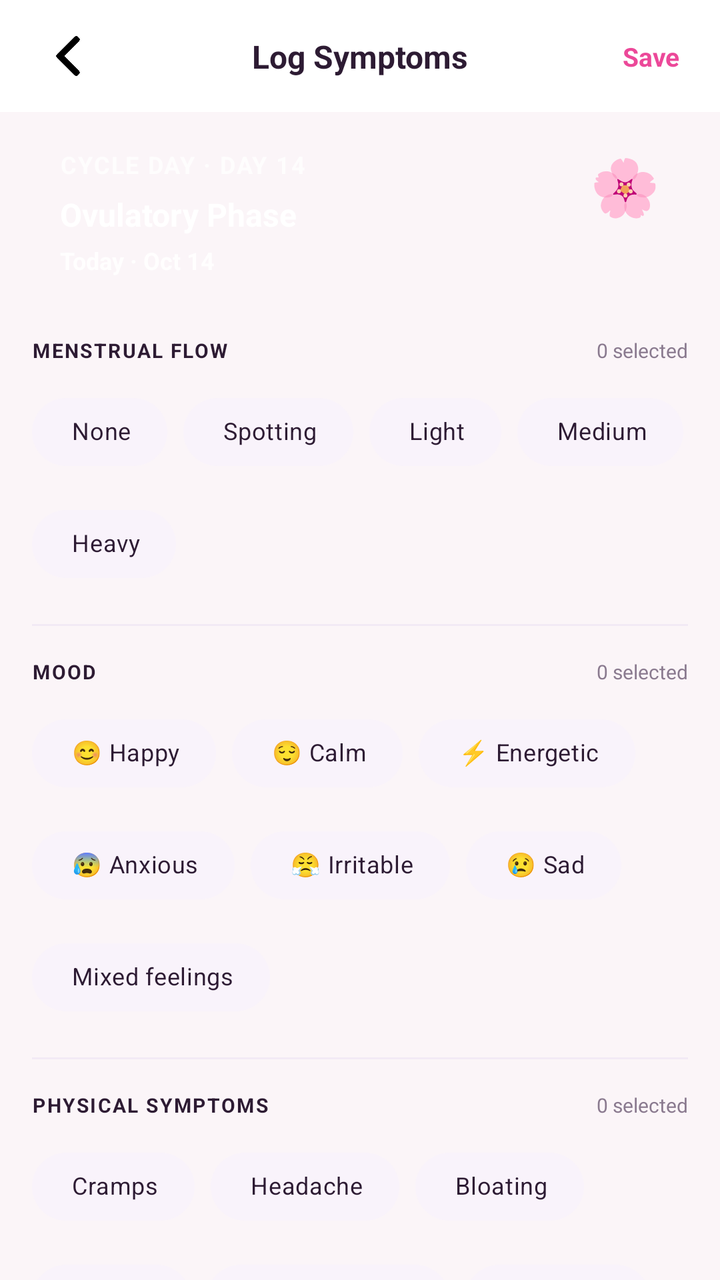
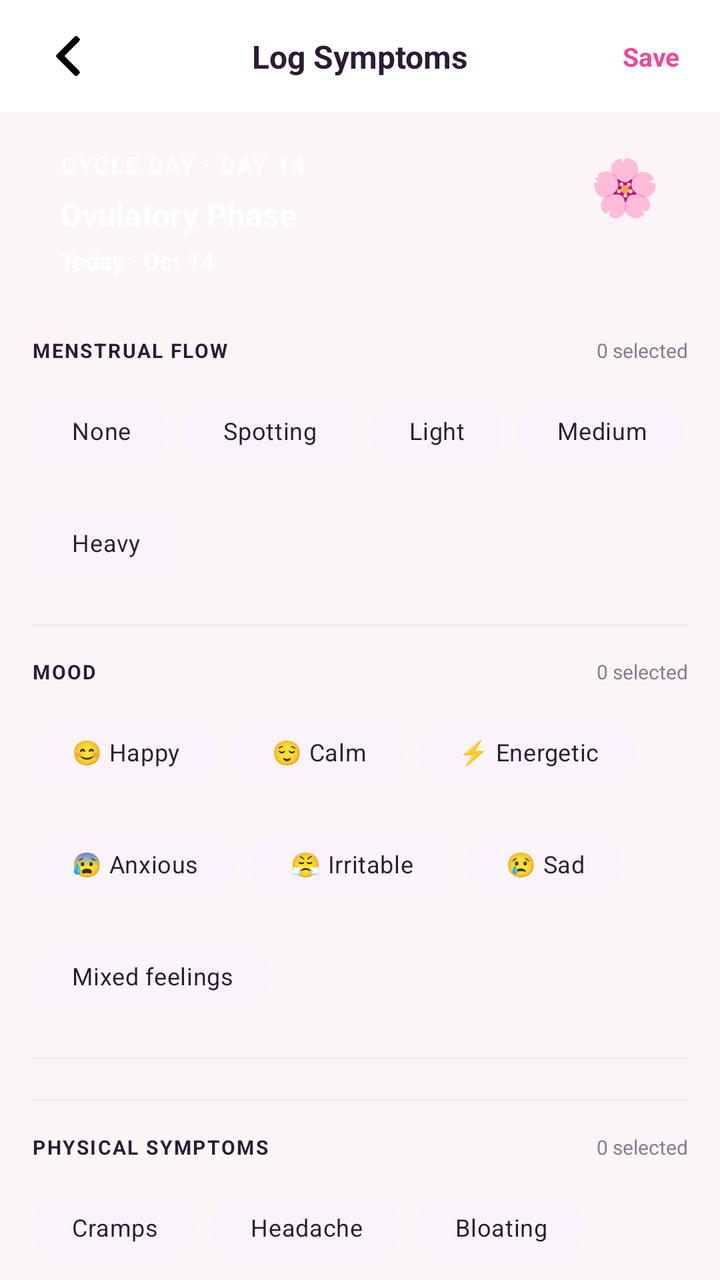

An Android layout rendered at two revisions. The XML below is the earlier revision; the diff shows what the commit changed to produce the second picture.
<!-- AndroidManifest.xml: application theme Theme.PeriodTracker -->
<!-- res/layout/fragment_log_symptoms.xml -->
<?xml version="1.0" encoding="utf-8"?>
<androidx.core.widget.NestedScrollView
    xmlns:android="http://schemas.android.com/apk/res/android"
    xmlns:app="http://schemas.android.com/apk/res-auto"
    android:layout_width="match_parent"
    android:layout_height="match_parent"
    android:fillViewport="true"
    android:background="@color/surface_bg">

    <LinearLayout
        android:layout_width="match_parent"
        android:layout_height="wrap_content"
        android:orientation="vertical"
        android:paddingBottom="32dp">

        
        
        <androidx.constraintlayout.widget.ConstraintLayout
            android:layout_width="match_parent"
            android:layout_height="56dp"
            android:paddingHorizontal="16dp"
            android:background="@color/surface_card">

            <ImageView
                android:id="@+id/btnBack"
                android:layout_width="36dp"
                android:layout_height="36dp"
                android:padding="8dp"
                android:src="@drawable/ic_arrow_left"
                android:contentDescription="Back"
                app:layout_constraintStart_toStartOf="parent"
                app:layout_constraintTop_toTopOf="parent"
                app:layout_constraintBottom_toBottomOf="parent" />

            
            <TextView
                android:id="@+id/tvScreenTitle"
                android:layout_width="wrap_content"
                android:layout_height="wrap_content"
                android:text="Log Symptoms"
                android:textSize="16sp"
                android:textStyle="bold"
                android:textColor="@color/text_primary"
                app:layout_constraintStart_toStartOf="parent"
                app:layout_constraintEnd_toEndOf="parent"
                app:layout_constraintTop_toTopOf="parent"
                app:layout_constraintBottom_toBottomOf="parent" />

            
            <TextView
                android:id="@+id/btnSave"
                android:layout_width="wrap_content"
                android:layout_height="wrap_content"
                android:text="Save"
                android:textSize="13sp"
                android:textStyle="bold"
                android:textColor="#EC4899"
                android:padding="4dp"
                app:layout_constraintEnd_toEndOf="parent"
                app:layout_constraintTop_toTopOf="parent"
                app:layout_constraintBottom_toBottomOf="parent" />
        </androidx.constraintlayout.widget.ConstraintLayout>

        
        <androidx.constraintlayout.widget.ConstraintLayout
            android:id="@+id/cycleBanner"
            android:layout_width="match_parent"
            android:layout_height="wrap_content"
            android:layout_marginStart="16dp"
            android:layout_marginEnd="16dp"
            android:layout_marginTop="4dp"
            android:padding="14dp">

            
            <TextView
                android:id="@+id/tvBannerCycleDay"
                android:layout_width="wrap_content"
                android:layout_height="wrap_content"
                android:text="CYCLE DAY · DAY 14"
                android:textSize="12sp"
                android:textStyle="bold"
                android:letterSpacing="0.06"
                android:textColor="#FFFFFF"
                android:alpha="0.75"
                app:layout_constraintStart_toStartOf="parent"
                app:layout_constraintTop_toTopOf="parent" />

            <TextView
                android:id="@+id/tvBannerEmoji"
                android:layout_width="wrap_content"
                android:layout_height="wrap_content"
                android:text="🌸"
                android:textSize="28sp"
                app:layout_constraintEnd_toEndOf="parent"
                app:layout_constraintTop_toTopOf="parent" />

            <TextView
                android:id="@+id/tvBannerPhase"
                android:layout_width="0dp"
                android:layout_height="wrap_content"
                android:layout_marginTop="6dp"
                android:text="Ovulatory Phase"
                android:textSize="16sp"
                android:textStyle="bold"
                android:textColor="#FFFFFF"
                app:layout_constraintStart_toStartOf="parent"
                app:layout_constraintEnd_toStartOf="@id/tvBannerEmoji"
                app:layout_constraintTop_toBottomOf="@id/tvBannerCycleDay" />

            <TextView
                android:id="@+id/tvDatePill"
                android:layout_width="wrap_content"
                android:layout_height="wrap_content"
                android:layout_marginTop="4dp"
                android:text="Today · Oct 14"
                android:textSize="12sp"
                android:textStyle="bold"
                android:textColor="#FFFFFF"
                android:alpha="0.85"
                app:layout_constraintStart_toStartOf="parent"
                app:layout_constraintTop_toBottomOf="@id/tvBannerPhase" />
        </androidx.constraintlayout.widget.ConstraintLayout>

        
        <LinearLayout
            android:id="@+id/sectionFlow"
            android:layout_width="match_parent"
            android:layout_height="wrap_content"
            android:orientation="vertical"
            android:layout_marginTop="16dp"
            android:paddingHorizontal="16dp">

            <androidx.constraintlayout.widget.ConstraintLayout
                android:layout_width="match_parent"
                android:layout_height="wrap_content">
                
                <TextView
                    android:layout_width="0dp"
                    android:layout_height="wrap_content"
                    android:text="MENSTRUAL FLOW"
                    android:textSize="10sp"
                    android:textStyle="bold"
                    android:letterSpacing="0.08"
                    android:textColor="@color/text_primary"
                    app:layout_constraintStart_toStartOf="parent"
                    app:layout_constraintTop_toTopOf="parent"
                    app:layout_constraintEnd_toStartOf="@id/tvFlowCount" />
                
                <TextView
                    android:id="@+id/tvFlowCount"
                    android:layout_width="wrap_content"
                    android:layout_height="wrap_content"
                    android:text="0 selected"
                    android:textSize="10sp"
                    android:textColor="@color/text_secondary"
                    app:layout_constraintEnd_toEndOf="parent"
                    app:layout_constraintTop_toTopOf="parent" />
            </androidx.constraintlayout.widget.ConstraintLayout>

            <com.google.android.material.chip.ChipGroup
                android:id="@+id/chipGroupFlow"
                android:layout_width="match_parent"
                android:layout_height="wrap_content"
                android:layout_marginTop="10dp"
                app:singleSelection="true"
                app:selectionRequired="false">
                <com.google.android.material.chip.Chip android:id="@+id/chipFlowNone"
                    android:layout_width="wrap_content" android:layout_height="wrap_content"
                    android:text="None" style="@style/CycleChip" />
                <com.google.android.material.chip.Chip android:id="@+id/chipFlowSpotting"
                    android:layout_width="wrap_content" android:layout_height="wrap_content"
                    android:text="Spotting" style="@style/CycleChip" />
                <com.google.android.material.chip.Chip android:id="@+id/chipFlowLight"
                    android:layout_width="wrap_content" android:layout_height="wrap_content"
                    android:text="Light" style="@style/CycleChip" />
                <com.google.android.material.chip.Chip android:id="@+id/chipFlowMedium"
                    android:layout_width="wrap_content" android:layout_height="wrap_content"
                    android:text="Medium" style="@style/CycleChip" />
                <com.google.android.material.chip.Chip android:id="@+id/chipFlowHeavy"
                    android:layout_width="wrap_content" android:layout_height="wrap_content"
                    android:text="Heavy" style="@style/CycleChip" />
            </com.google.android.material.chip.ChipGroup>
        </LinearLayout>

        <View android:layout_width="match_parent" android:layout_height="1dp"
            android:background="@color/stroke_card" android:layout_marginTop="16dp"
            android:layout_marginStart="16dp" android:layout_marginEnd="16dp" />

        
        <LinearLayout
            android:id="@+id/sectionMood"
            android:layout_width="match_parent"
            android:layout_height="wrap_content"
            android:orientation="vertical"
            android:layout_marginTop="16dp"
            android:paddingHorizontal="16dp">

            <androidx.constraintlayout.widget.ConstraintLayout
                android:layout_width="match_parent"
                android:layout_height="wrap_content">
                <TextView
                    android:layout_width="0dp"
                    android:layout_height="wrap_content"
                    android:text="MOOD"
                    android:textSize="10sp"
                    android:textStyle="bold"
                    android:letterSpacing="0.08"
                    android:textColor="@color/text_primary"
                    app:layout_constraintStart_toStartOf="parent"
                    app:layout_constraintTop_toTopOf="parent"
                    app:layout_constraintEnd_toStartOf="@id/tvMoodCount" />
                <TextView
                    android:id="@+id/tvMoodCount"
                    android:layout_width="wrap_content"
                    android:layout_height="wrap_content"
                    android:text="0 selected"
                    android:textSize="10sp"
                    android:textColor="@color/text_secondary"
                    app:layout_constraintEnd_toEndOf="parent"
                    app:layout_constraintTop_toTopOf="parent" />
            </androidx.constraintlayout.widget.ConstraintLayout>

            <com.google.android.material.chip.ChipGroup
                android:id="@+id/chipGroupMood"
                android:layout_width="match_parent"
                android:layout_height="wrap_content"
                android:layout_marginTop="10dp"
                app:singleSelection="true">
                <com.google.android.material.chip.Chip android:id="@+id/chipMoodHappy"
                    android:layout_width="wrap_content" android:layout_height="wrap_content"
                    android:text="😊 Happy" style="@style/CycleChip" />
                <com.google.android.material.chip.Chip android:id="@+id/chipMoodCalm"
                    android:layout_width="wrap_content" android:layout_height="wrap_content"
                    android:text="😌 Calm" style="@style/CycleChip" />
                <com.google.android.material.chip.Chip android:id="@+id/chipMoodEnergetic"
                    android:layout_width="wrap_content" android:layout_height="wrap_content"
                    android:text="⚡ Energetic" style="@style/CycleChip" />
                <com.google.android.material.chip.Chip android:id="@+id/chipMoodAnxious"
                    android:layout_width="wrap_content" android:layout_height="wrap_content"
                    android:text="😰 Anxious" style="@style/CycleChip" />
                <com.google.android.material.chip.Chip android:id="@+id/chipMoodIrritable"
                    android:layout_width="wrap_content" android:layout_height="wrap_content"
                    android:text="😤 Irritable" style="@style/CycleChip" />
                <com.google.android.material.chip.Chip android:id="@+id/chipMoodSad"
                    android:layout_width="wrap_content" android:layout_height="wrap_content"
                    android:text="😢 Sad" style="@style/CycleChip" />
                <com.google.android.material.chip.Chip android:id="@+id/chipMoodMixed"
                    android:layout_width="wrap_content" android:layout_height="wrap_content"
                    android:text="Mixed feelings" style="@style/CycleChip" />
            </com.google.android.material.chip.ChipGroup>
        </LinearLayout>

        <View android:layout_width="match_parent" android:layout_height="1dp"
            android:background="@color/stroke_card" android:layout_marginTop="16dp"
            android:layout_marginStart="16dp" android:layout_marginEnd="16dp" />

        
        <LinearLayout
            android:id="@+id/sectionSymptoms"
            android:layout_width="match_parent"
            android:layout_height="wrap_content"
            android:orientation="vertical"
            android:layout_marginTop="16dp"
            android:paddingHorizontal="16dp">

            <androidx.constraintlayout.widget.ConstraintLayout
                android:layout_width="match_parent"
                android:layout_height="wrap_content">
                <TextView
                    android:layout_width="0dp"
                    android:layout_height="wrap_content"
                    android:text="PHYSICAL SYMPTOMS"
                    android:textSize="10sp"
                    android:textStyle="bold"
                    android:letterSpacing="0.08"
                    android:textColor="@color/text_primary"
                    app:layout_constraintStart_toStartOf="parent"
                    app:layout_constraintTop_toTopOf="parent"
                    app:layout_constraintEnd_toStartOf="@id/tvSymptomsCount" />
                <TextView
                    android:id="@+id/tvSymptomsCount"
                    android:layout_width="wrap_content"
                    android:layout_height="wrap_content"
                    android:text="0 selected"
                    android:textSize="10sp"
                    android:textColor="@color/text_secondary"
                    app:layout_constraintEnd_toEndOf="parent"
                    app:layout_constraintTop_toTopOf="parent" />
            </androidx.constraintlayout.widget.ConstraintLayout>

            <com.google.android.material.chip.ChipGroup
                android:id="@+id/chipGroupSymptoms"
                android:layout_width="match_parent"
                android:layout_height="wrap_content"
                android:layout_marginTop="10dp"
                app:singleSelection="false">
                <com.google.android.material.chip.Chip android:id="@+id/chipSympCramps"
                    android:layout_width="wrap_content" android:layout_height="wrap_content"
                    android:text="Cramps" style="@style/CycleChip" />
                <com.google.android.material.chip.Chip android:id="@+id/chipSympHeadache"
                    android:layout_width="wrap_content" android:layout_height="wrap_content"
                    android:text="Headache" style="@style/CycleChip" />
                <com.google.android.material.chip.Chip android:id="@+id/chipSympBloating"
                    android:layout_width="wrap_content" android:layout_height="wrap_content"
                    android:text="Bloating" style="@style/CycleChip" />
                <com.google.android.material.chip.Chip android:id="@+id/chipSympFatigue"
                    android:layout_width="wrap_content" android:layout_height="wrap_content"
                    android:text="Fatigue" style="@style/CycleChip" />
                <com.google.android.material.chip.Chip android:id="@+id/chipSympTenderBreasts"
                    android:layout_width="wrap_content" android:layout_height="wrap_content"
                    android:text="Tender Breasts" style="@style/CycleChip" />
                <com.google.android.material.chip.Chip android:id="@+id/chipSympBackache"
                    android:layout_width="wrap_content" android:layout_height="wrap_content"
                    android:text="Backache" style="@style/CycleChip" />
                <com.google.android.material.chip.Chip android:id="@+id/chipSympAcne"
                    android:layout_width="wrap_content" android:layout_height="wrap_content"
                    android:text="Acne" style="@style/CycleChip" />
                <com.google.android.material.chip.Chip android:id="@+id/chipSympCravings"
                    android:layout_width="wrap_content" android:layout_height="wrap_content"
                    android:text="Cravings" style="@style/CycleChip" />
                <com.google.android.material.chip.Chip android:id="@+id/chipSympNausea"
                    android:layout_width="wrap_content" android:layout_height="wrap_content"
                    android:text="Nausea" style="@style/CycleChip" />
            </com.google.android.material.chip.ChipGroup>
        </LinearLayout>

        <View android:layout_width="match_parent" android:layout_height="1dp"
            android:background="@color/stroke_card" android:layout_marginTop="16dp"
            android:layout_marginStart="16dp" android:layout_marginEnd="16dp" />

        
        <LinearLayout
            android:id="@+id/sectionCervical"
            android:layout_width="match_parent"
            android:layout_height="wrap_content"
            android:orientation="vertical"
            android:layout_marginTop="16dp"
            android:paddingHorizontal="16dp">

            <androidx.constraintlayout.widget.ConstraintLayout
                android:layout_width="match_parent"
                android:layout_height="wrap_content">
                <TextView
                    android:layout_width="0dp"
                    android:layout_height="wrap_content"
                    android:text="CERVICAL FLOW"
                    android:textSize="10sp"
                    android:textStyle="bold"
                    android:letterSpacing="0.08"
                    android:textColor="@color/text_primary"
                    app:layout_constraintStart_toStartOf="parent"
                    app:layout_constraintTop_toTopOf="parent"
                    app:layout_constraintEnd_toStartOf="@id/tvCervicalHint" />
                <TextView
                    android:id="@+id/tvCervicalHint"
                    android:layout_width="wrap_content"
                    android:layout_height="wrap_content"
                    android:text="fertility indicator"
                    android:textSize="10sp"
                    android:textColor="@color/text_secondary"
                    app:layout_constraintEnd_toEndOf="parent"
                    app:layout_constraintTop_toTopOf="parent" />
            </androidx.constraintlayout.widget.ConstraintLayout>

            <com.google.android.material.chip.ChipGroup
                android:id="@+id/chipGroupCervical"
                android:layout_width="match_parent"
                android:layout_height="wrap_content"
                android:layout_marginTop="10dp"
                app:singleSelection="true"
                app:selectionRequired="false">
                <com.google.android.material.chip.Chip android:id="@+id/chipCervDry"
                    android:layout_width="wrap_content" android:layout_height="wrap_content"
                    android:text="Dry" style="@style/CycleChip" />
                <com.google.android.material.chip.Chip android:id="@+id/chipCervSticky"
                    android:layout_width="wrap_content" android:layout_height="wrap_content"
                    android:text="Sticky" style="@style/CycleChip" />
                <com.google.android.material.chip.Chip android:id="@+id/chipCervCreamy"
                    android:layout_width="wrap_content" android:layout_height="wrap_content"
                    android:text="Creamy" style="@style/CycleChip" />
                <com.google.android.material.chip.Chip android:id="@+id/chipCervWatery"
                    android:layout_width="wrap_content" android:layout_height="wrap_content"
                    android:text="Watery" style="@style/CycleChip" />
                <com.google.android.material.chip.Chip android:id="@+id/chipCervEggWhite"
                    android:layout_width="wrap_content" android:layout_height="wrap_content"
                    android:text="Egg White Fertile" style="@style/CycleChip" />
            </com.google.android.material.chip.ChipGroup>
        </LinearLayout>

        <View android:layout_width="match_parent" android:layout_height="1dp"
            android:background="@color/stroke_card" android:layout_marginTop="16dp"
            android:layout_marginStart="16dp" android:layout_marginEnd="16dp" />

        
        <LinearLayout
            android:id="@+id/sectionLh"
            android:layout_width="match_parent"
            android:layout_height="wrap_content"
            android:orientation="vertical"
            android:layout_marginTop="16dp"
            android:paddingHorizontal="16dp">

            <androidx.constraintlayout.widget.ConstraintLayout
                android:layout_width="match_parent"
                android:layout_height="wrap_content">
                <TextView
                    android:layout_width="0dp"
                    android:layout_height="wrap_content"
                    android:text="OVULATION TEST (LH)"
                    android:textSize="10sp"
                    android:textStyle="bold"
                    android:letterSpacing="0.08"
                    android:textColor="@color/text_primary"
                    app:layout_constraintStart_toStartOf="parent"
                    app:layout_constraintTop_toTopOf="parent"
                    app:layout_constraintEnd_toStartOf="@id/tvLhHint" />
                <TextView
                    android:id="@+id/tvLhHint"
                    android:layout_width="wrap_content"
                    android:layout_height="wrap_content"
                    android:text="optional"
                    android:textSize="10sp"
                    android:textColor="@color/text_secondary"
                    app:layout_constraintEnd_toEndOf="parent"
                    app:layout_constraintTop_toTopOf="parent" />
            </androidx.constraintlayout.widget.ConstraintLayout>

            <com.google.android.material.chip.ChipGroup
                android:id="@+id/chipGroupLh"
                android:layout_width="match_parent"
                android:layout_height="wrap_content"
                android:layout_marginTop="10dp"
                app:singleSelection="true"
                app:selectionRequired="true">
                <com.google.android.material.chip.Chip android:id="@+id/chipLhNotTested"
                    android:layout_width="wrap_content" android:layout_height="wrap_content"
                    android:text="Not Tested" android:checked="true" style="@style/CycleChip" />
                <com.google.android.material.chip.Chip android:id="@+id/chipLhNegative"
                    android:layout_width="wrap_content" android:layout_height="wrap_content"
                    android:text="Negative" style="@style/CycleChip" />
                <com.google.android.material.chip.Chip android:id="@+id/chipLhPositive"
                    android:layout_width="wrap_content" android:layout_height="wrap_content"
                    android:text="Positive ⚡" style="@style/CycleChip" />
            </com.google.android.material.chip.ChipGroup>
        </LinearLayout>

        <View android:layout_width="match_parent" android:layout_height="1dp"
            android:background="@color/stroke_card" android:layout_marginTop="16dp"
            android:layout_marginStart="16dp" android:layout_marginEnd="16dp" />

        
        <LinearLayout
            android:id="@+id/sectionBasal"
            android:layout_width="match_parent"
            android:layout_height="wrap_content"
            android:orientation="vertical"
            android:layout_marginTop="16dp"
            android:paddingHorizontal="16dp">

            <androidx.constraintlayout.widget.ConstraintLayout
                android:layout_width="match_parent"
                android:layout_height="wrap_content">
                <TextView
                    android:layout_width="0dp"
                    android:layout_height="wrap_content"
                    android:text="BASAL BODY TEMP"
                    android:textSize="10sp"
                    android:textStyle="bold"
                    android:letterSpacing="0.08"
                    android:textColor="@color/text_primary"
                    app:layout_constraintStart_toStartOf="parent"
                    app:layout_constraintTop_toTopOf="parent"
                    app:layout_constraintEnd_toStartOf="@id/tvBasalHint" />
                <TextView
                    android:id="@+id/tvBasalHint"
                    android:layout_width="wrap_content"
                    android:layout_height="wrap_content"
                    android:text="morning reading"
                    android:textSize="10sp"
                    android:textColor="@color/text_secondary"
                    app:layout_constraintEnd_toEndOf="parent"
                    app:layout_constraintTop_toTopOf="parent" />
            </androidx.constraintlayout.widget.ConstraintLayout>

            
            <androidx.constraintlayout.widget.ConstraintLayout
                android:id="@+id/basalTempCard"
                android:layout_width="match_parent"
                android:layout_height="wrap_content"
                android:layout_marginTop="10dp"
                android:padding="14dp">

                
                <TextView
                    android:id="@+id/btnTempDown"
                    android:layout_width="40dp"
                    android:layout_height="40dp"
                    android:gravity="center"
                    android:text="−"
                    android:textSize="22sp"
                    android:textColor="#EC4899"
                    android:textStyle="bold"
                    app:layout_constraintStart_toStartOf="parent"
                    app:layout_constraintTop_toTopOf="parent"
                    app:layout_constraintBottom_toBottomOf="parent" />

                
                <TextView
                    android:id="@+id/tvBasalTemp"
                    android:layout_width="0dp"
                    android:layout_height="wrap_content"
                    android:text="97.8°"
                    android:textSize="36sp"
                    android:textStyle="bold"
                    android:textColor="@color/text_primary"
                    android:gravity="center"
                    app:layout_constraintStart_toEndOf="@id/btnTempDown"
                    app:layout_constraintEnd_toStartOf="@id/btnTempUp"
                    app:layout_constraintTop_toTopOf="parent"
                    app:layout_constraintBottom_toBottomOf="parent" />

                <TextView
                    android:id="@+id/btnTempUp"
                    android:layout_width="40dp"
                    android:layout_height="40dp"
                    android:gravity="center"
                    android:text="+"
                    android:textSize="22sp"
                    android:textColor="#EC4899"
                    android:textStyle="bold"
                    app:layout_constraintEnd_toEndOf="parent"
                    app:layout_constraintTop_toTopOf="parent"
                    app:layout_constraintBottom_toBottomOf="parent" />
            </androidx.constraintlayout.widget.ConstraintLayout>
        </LinearLayout>

        <View android:layout_width="match_parent" android:layout_height="1dp"
            android:background="@color/stroke_card" android:layout_marginTop="16dp"
            android:layout_marginStart="16dp" android:layout_marginEnd="16dp" />

        
        <LinearLayout
            android:id="@+id/sectionNotes"
            android:layout_width="match_parent"
            android:layout_height="wrap_content"
            android:orientation="vertical"
            android:layout_marginTop="16dp"
            android:paddingHorizontal="16dp">

            <TextView
                android:layout_width="wrap_content"
                android:layout_height="wrap_content"
                android:text="DAILY NOTES"
                android:textSize="10sp"
                android:textStyle="bold"
                android:letterSpacing="0.08"
                android:textColor="@color/text_primary" />

            
            <EditText
                android:id="@+id/etNotes"
                android:layout_width="match_parent"
                android:layout_height="100dp"
                android:layout_marginTop="10dp"
                android:hint="Add any notes here, sleep quality, stress levels..."
                android:textSize="13sp"
                android:textColor="@color/text_primary"
                android:textColorHint="@color/text_hint"
                android:background="@null"
                android:gravity="top"
                android:inputType="textMultiLine"
                android:padding="0dp" />
        </LinearLayout>

        
        <androidx.constraintlayout.widget.ConstraintLayout
            android:id="@+id/infoBanner"
            android:layout_width="match_parent"
            android:layout_height="wrap_content"
            android:layout_marginStart="16dp"
            android:layout_marginEnd="16dp"
            android:layout_marginTop="20dp"
            android:padding="12dp">

            <TextView
                android:id="@+id/ivInfoIcon"
                android:layout_width="20dp"
                android:layout_height="20dp"
                android:gravity="center"
                android:text="💡"
                android:textSize="13sp"
                app:layout_constraintStart_toStartOf="parent"
                app:layout_constraintTop_toTopOf="parent" />

            
            <TextView
                android:id="@+id/tvInfoText"
                android:layout_width="0dp"
                android:layout_height="wrap_content"
                android:layout_marginStart="8dp"
                android:text="Consistent daily logging for at least the next 3 cycles will significantly improve your cycle predictions."
                android:textSize="11sp"
                android:textColor="@color/brand_purple_deep"
                android:lineSpacingExtra="2dp"
                app:layout_constraintStart_toEndOf="@id/ivInfoIcon"
                app:layout_constraintEnd_toEndOf="parent"
                app:layout_constraintTop_toTopOf="parent" />
        </androidx.constraintlayout.widget.ConstraintLayout>

        <com.aivigil.periodtracker.widgets.GradientButton
            android:id="@+id/btnSaveDailyLog"
            android:layout_width="match_parent"
            android:layout_height="54dp"
            android:layout_marginStart="16dp"
            android:layout_marginEnd="16dp"
            android:layout_marginTop="20dp"
            android:text="💾  Save Daily Log" />

    </LinearLayout>
</androidx.core.widget.NestedScrollView>
<!-- resources referenced by this layout -->
<resources>
  <color name="brand_purple_deep">#7C3AED</color>
  <color name="stroke_card">#F2EAF5</color>
  <color name="surface_bg">#FBF5F8</color>
  <color name="surface_card">#FFFFFF</color>
  <color name="text_hint">#C5B8CC</color>
  <color name="text_primary">#2D1B33</color>
  <color name="text_secondary">#8A7A8F</color>
  <!-- drawable ic_arrow_left: png bitmap (drawable, 2646 bytes) -->
  <style name="CycleChip" parent="Widget.MaterialComponents.Chip.Choice">
          <item name="android:textSize">12sp</item>
          <item name="android:textColor">@color/chip_text_selector</item>
          <item name="chipBackgroundColor">@color/chip_bg</item>
          <item name="chipStrokeWidth">2dp</item>
          <item name="chipStrokeColor">@color/chip_stroke_selector</item>
          <item name="chipCornerRadius">100dp</item>
          <item name="chipMinHeight">34dp</item>
          <item name="chipStartPadding">12dp</item>
          <item name="chipEndPadding">12dp</item>
          <item name="android:checkable">true</item>
          <item name="checkedIconVisible">false</item>
          <item name="rippleColor">#20EC4899</item>
          
      </style>
  <style name="Theme.PeriodTracker" parent="Base.Theme.PeriodTracker" />
  <color name="chip_bg">#F9F3FB</color>
  <style name="Base.Theme.PeriodTracker" parent="Theme.Material3.DayNight.NoActionBar">
          
          <item name="android:windowTranslucentStatus">false</item>
          <item name="android:windowTranslucentNavigation">false</item>
  
          
          <item name="android:windowBackground">@color/surface_bg</item>
          <item name="android:statusBarColor">@color/app_bg</item>
          <item name="android:navigationBarColor">@color/surface_card</item>
          <item name="android:windowLightStatusBar">@bool/light_system_bars</item>
          <item name="android:windowLightNavigationBar" tools:targetApi="27">@bool/light_system_bars</item>
      </style>
  <color name="app_bg">#FDF2F5</color>
</resources>

<!-- the commit's change to res/layout/fragment_log_symptoms.xml (unified diff, before → after) -->
@@ -249,10 +249,24 @@
                     android:text="Mixed feelings" style="@style/CycleChip" />
             </com.google.android.material.chip.ChipGroup>
         </LinearLayout>
-
         <View android:layout_width="match_parent" android:layout_height="1dp"
             android:background="@color/stroke_card" android:layout_marginTop="16dp"
             android:layout_marginStart="16dp" android:layout_marginEnd="16dp" />
+
+        <FrameLayout
+            android:id="@+id/nativeAdContainer"
+            android:layout_width="match_parent"
+            android:layout_height="wrap_content"
+            android:layout_marginTop="10dp"
+            android:layout_marginHorizontal="16dp"
+            android:layout_marginBottom="10dp" />
+
+        <View android:layout_width="match_parent"
+            android:layout_height="1dp"
+            android:background="@color/stroke_card"
+
+            android:layout_marginStart="16dp"
+            android:layout_marginEnd="16dp" />
 
         
         <LinearLayout
